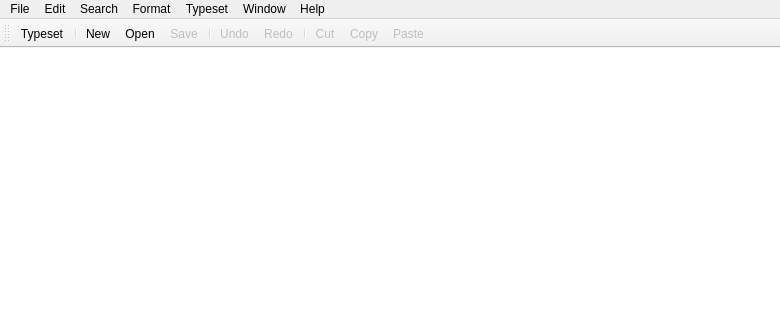
Old version of the form TeXDocument.ui in the repository Sharpie/TeXworks; both pictures show x 0 to 780 and y 0 to 320 of the 780 by 580 pixel window.
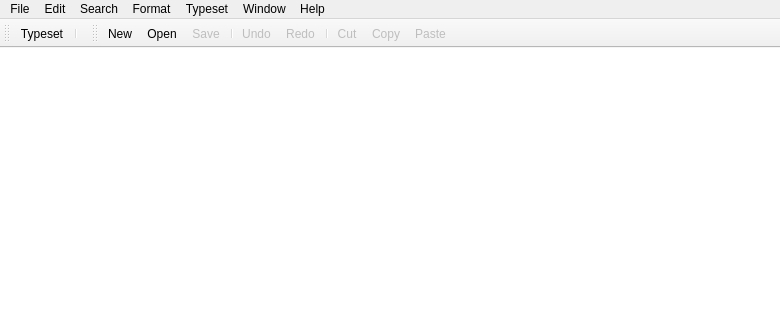
New version of the form. Icons and pictures are not drawn.

Diff of the .ui file:
```diff
--- a/TeXDocument.ui
+++ b/TeXDocument.ui
@@ -211,9 +211,6 @@
      <height>16</height>
     </size>
    </property>
-   <property name="toolButtonStyle" >
-    <enum>Qt::ToolButtonIconOnly</enum>
-   </property>
    <attribute name="toolBarArea" >
     <enum>TopToolBarArea</enum>
    </attribute>
@@ -222,6 +219,26 @@
    </attribute>
    <addaction name="actionTypeset" />
    <addaction name="separator" />
+  </widget>
+  <widget class="QToolBar" name="toolBar_edit" >
+   <property name="windowTitle" >
+    <string>toolBar</string>
+   </property>
+   <property name="allowedAreas" >
+    <set>Qt::LeftToolBarArea|Qt::NoToolBarArea|Qt::TopToolBarArea</set>
+   </property>
+   <property name="iconSize" >
+    <size>
+     <width>16</width>
+     <height>16</height>
+    </size>
+   </property>
+   <attribute name="toolBarArea" >
+    <enum>TopToolBarArea</enum>
+   </attribute>
+   <attribute name="toolBarBreak" >
+    <bool>false</bool>
+   </attribute>
    <addaction name="actionNew" />
    <addaction name="actionOpen" />
    <addaction name="actionSave" />
```
Left out of the diff: 2 changed lines with no effect on the pictures.
